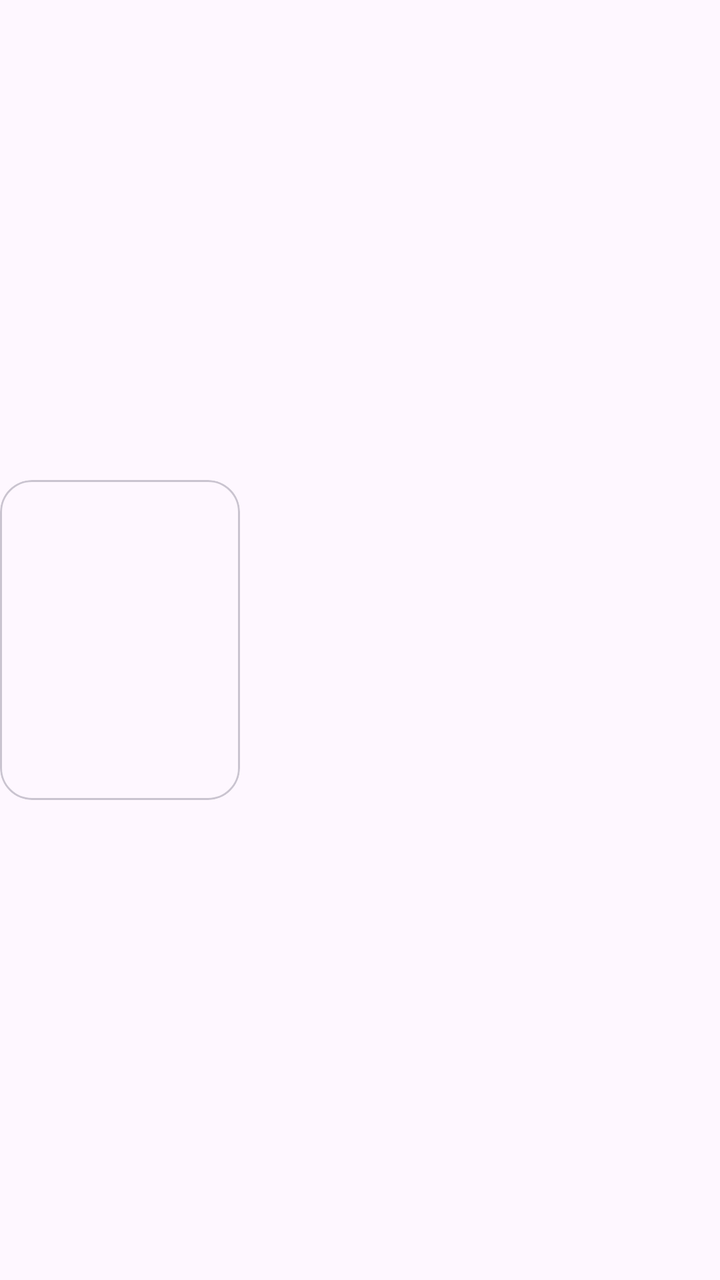
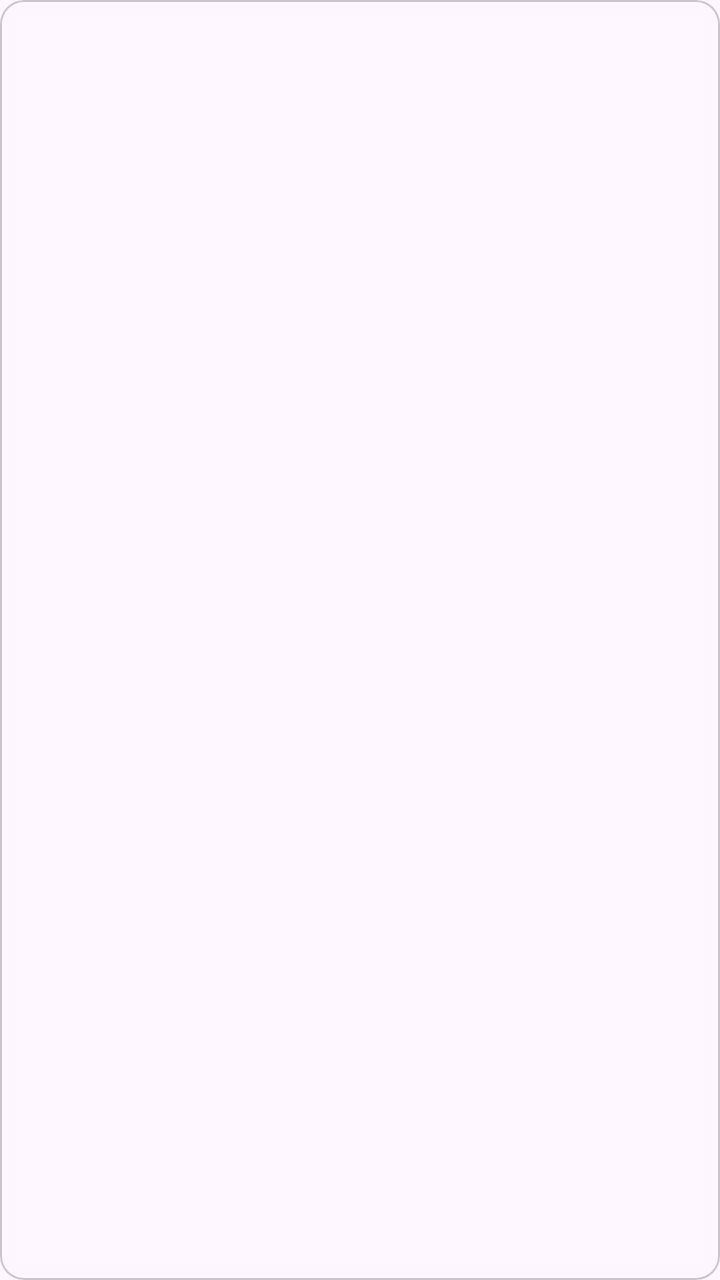

The first picture is an Android layout as it rendered before a commit; the second is the same layout after the commit. The layout source and the unified diff follow.
<!-- AndroidManifest.xml: application theme Theme.NASA -->
<!-- res/layout/item_horizontal_small_card.xml -->
<?xml version="1.0" encoding="utf-8"?>
<androidx.constraintlayout.widget.ConstraintLayout
    xmlns:android="http://schemas.android.com/apk/res/android"
    xmlns:app="http://schemas.android.com/apk/res-auto"
    android:layout_width="match_parent"
    android:layout_height="match_parent">

    <com.google.android.material.card.MaterialCardView
        android:layout_width="120dp"
        android:layout_height="160dp"
        android:layout_marginEnd="8dp"
        app:cardCornerRadius="16dp"
        android:backgroundTint="@android:color/transparent"
        app:layout_constraintTop_toTopOf="parent"
        app:layout_constraintStart_toStartOf="parent"
        app:layout_constraintBottom_toBottomOf="parent">

        <LinearLayout
            android:layout_width="match_parent"
            android:layout_height="match_parent"
            android:orientation="vertical">

            <ImageView
                android:id="@+id/image"
                android:layout_width="match_parent"
                android:layout_height="100dp"
                android:scaleType="centerCrop"/>

            <TextView
                android:id="@+id/title"
                android:layout_width="match_parent"
                android:layout_height="wrap_content"
                android:textSize="12sp"
                android:maxLines="2"
                android:padding="6dp"/>

        </LinearLayout>

    </com.google.android.material.card.MaterialCardView>

</androidx.constraintlayout.widget.ConstraintLayout>
<!-- resources referenced by this layout -->
<resources>
  <style name="Theme.NASA" parent="Base.Theme.NASA" />
  <style name="Base.Theme.NASA" parent="Theme.Material3.DayNight.NoActionBar">
          
          
      </style>
</resources>

<!-- the commit's change to res/layout/item_horizontal_small_card.xml (unified diff, before → after) -->
@@ -1,41 +1,29 @@
 <?xml version="1.0" encoding="utf-8"?>
-<androidx.constraintlayout.widget.ConstraintLayout
+<com.google.android.material.card.MaterialCardView
     xmlns:android="http://schemas.android.com/apk/res/android"
     xmlns:app="http://schemas.android.com/apk/res-auto"
-    android:layout_width="match_parent"
-    android:layout_height="match_parent">
+    android:layout_width="140dp"
+    android:layout_height="200dp"
+    android:layout_margin="6dp"
+    app:cardCornerRadius="12dp">
 
-    <com.google.android.material.card.MaterialCardView
-        android:layout_width="120dp"
-        android:layout_height="160dp"
-        android:layout_marginEnd="8dp"
-        app:cardCornerRadius="16dp"
-        android:backgroundTint="@android:color/transparent"
-        app:layout_constraintTop_toTopOf="parent"
-        app:layout_constraintStart_toStartOf="parent"
-        app:layout_constraintBottom_toBottomOf="parent">
+    <LinearLayout
+        android:layout_width="match_parent"
+        android:layout_height="match_parent"
+        android:orientation="vertical">
 
-        <LinearLayout
+        <ImageView
+            android:id="@+id/image"
             android:layout_width="match_parent"
-            android:layout_height="match_parent"
-            android:orientation="vertical">
+            android:layout_height="130dp"
+            android:scaleType="centerCrop" />
 
-            <ImageView
-                android:id="@+id/image"
-                android:layout_width="match_parent"
-                android:layout_height="100dp"
-                android:scaleType="centerCrop"/>
-
-            <TextView
-                android:id="@+id/title"
-                android:layout_width="match_parent"
-                android:layout_height="wrap_content"
-                android:textSize="12sp"
-                android:maxLines="2"
-                android:padding="6dp"/>
-
-        </LinearLayout>
-
-    </com.google.android.material.card.MaterialCardView>
-
-</androidx.constraintlayout.widget.ConstraintLayout>
+        <TextView
+            android:id="@+id/title"
+            android:layout_width="match_parent"
+            android:layout_height="wrap_content"
+            android:padding="8dp"
+            android:textSize="12sp"
+            android:maxLines="2" />
+    </LinearLayout>
+</com.google.android.material.card.MaterialCardView>
